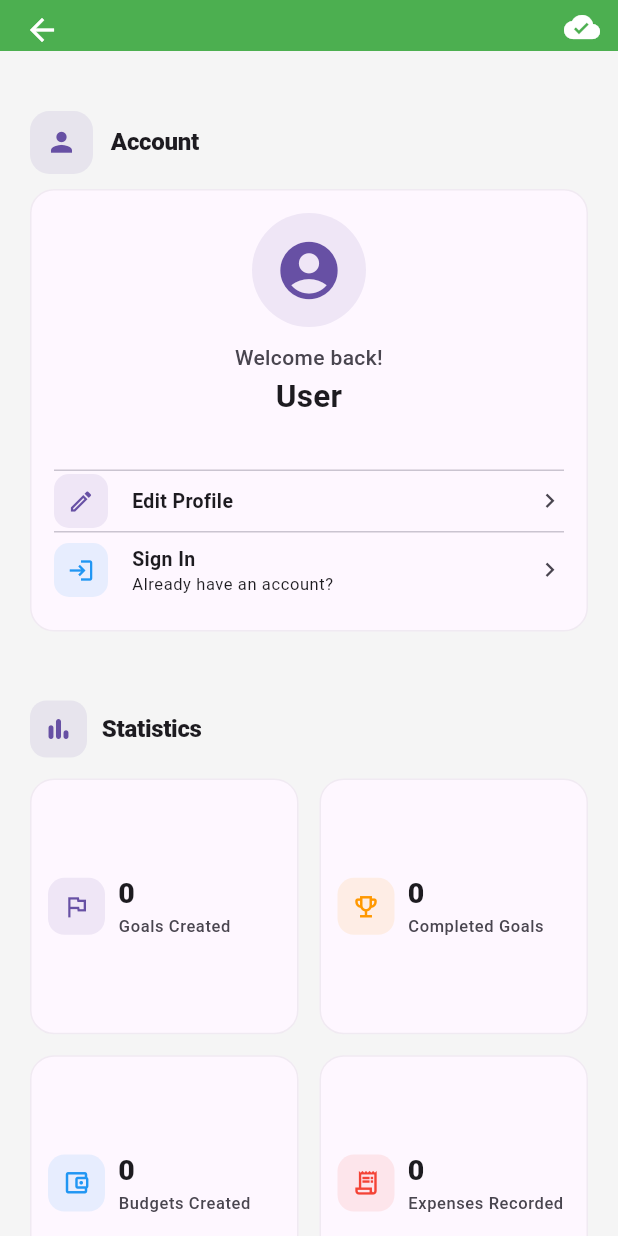
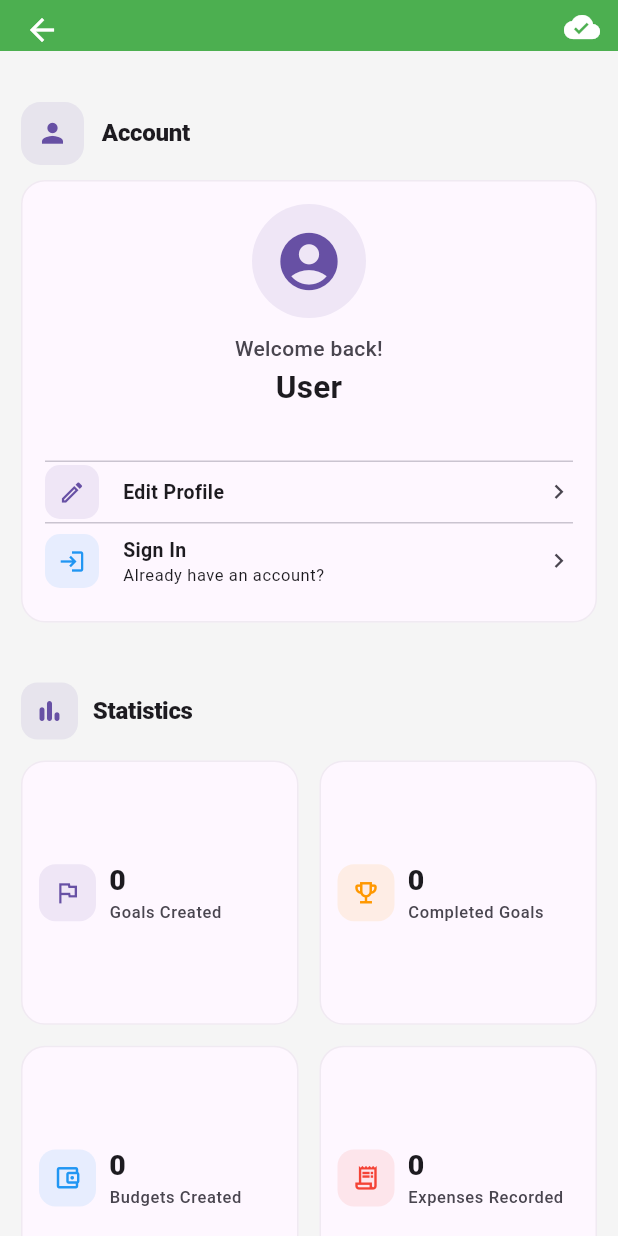
Before and after one commit to Ramslon/pesapulse-mobile, a Flutter app: the SettingsScreen screen opened directly, on a phone screen of 412 x 824 dp. Run offline on Flutter 3.47's test engine with Material 3 defaults, Android fonts, the phone set to English and light mode, and no system bars; our stand-ins replace connectivity_plus, csv, fl_chart, flutter_local_notifications, permission_handler, share_plus and 3 more; accounts and stored records are empty; network calls fail.

Commit message:
refactor: restructure settings state, controllers, loading, and error handling

```diff
--- /dev/null
+++ b/lib/models/settings_state.dart
@@ -0,0 +1,86 @@
+class SettingsState {
+  final String userName;
+  final String userEmail;
+
+  final bool dailyReminder;
+  final bool expenseAlerts;
+  final bool weeklySummary;
+
+  final int totalGoals;
+  final int completedGoals;
+  final int totalExpenses;
+  final int totalBudgets;
+
+  final DateTime? lastSyncTime;
+
+  final bool isGuest;
+  final bool isLoading;
+
+  final String? loadingError;
+
+  const SettingsState({
+    this.userName = '',
+    this.userEmail = '',
+    this.dailyReminder = true,
+    this.expenseAlerts = true,
+    this.weeklySummary = false,
+    this.totalGoals = 0,
+    this.completedGoals = 0,
+    this.totalExpenses = 0,
+    this.totalBudgets = 0,
+    this.lastSyncTime,
+    this.isGuest = false,
+    this.isLoading = true,
+    this.loadingError,
+  });
+
+  SettingsState copyWith({
+    String? userName,
+    String? userEmail,
+    bool? dailyReminder,
+    bool? expenseAlerts,
+    bool? weeklySummary,
+    int? totalGoals,
+    int? completedGoals,
+    int? totalExpenses,
+    int? totalBudgets,
+    DateTime? lastSyncTime,
+    bool? isGuest,
+    bool? isLoading,
+    String? loadingError,
+  }) {
+    return SettingsState(
+      userName: userName ?? this.userName,
+      userEmail: userEmail ?? this.userEmail,
+      dailyReminder: dailyReminder ?? this.dailyReminder,
+      expenseAlerts: expenseAlerts ?? this.expenseAlerts,
+      weeklySummary: weeklySummary ?? this.weeklySummary,
+      totalGoals: totalGoals ?? this.totalGoals,
+      completedGoals: completedGoals ?? this.completedGoals,
+      totalExpenses: totalExpenses ?? this.totalExpenses,
+      totalBudgets: totalBudgets ?? this.totalBudgets,
+      lastSyncTime: lastSyncTime ?? this.lastSyncTime,
+      isGuest: isGuest ?? this.isGuest,
+      isLoading: isLoading ?? this.isLoading,
+      loadingError: loadingError ?? this.loadingError,
+    );
+  }
+
+  SettingsState clearLoadingError() {
+    return SettingsState(
+      userName: userName,
+      userEmail: userEmail,
+      dailyReminder: dailyReminder,
+      expenseAlerts: expenseAlerts,
+      weeklySummary: weeklySummary,
+      totalGoals: totalGoals,
+      completedGoals: completedGoals,
+      totalExpenses: totalExpenses,
+      totalBudgets: totalBudgets,
+      lastSyncTime: lastSyncTime,
+      isGuest: isGuest,
+      isLoading: isLoading,
+      loadingError: null,
+    );
+  }
+}
--- a/lib/screens/settings_screen.dart
+++ b/lib/screens/settings_screen.dart
@@ -3,12 +3,11 @@ import 'package:pesapulse_mobile/screens/register_screen.dart';
 import 'package:intl/intl.dart';
 import 'package:provider/provider.dart';
 
-import '../services/session_service.dart';
-
 import '../core/constants/app_constants.dart';
 import '../controllers/settings_preferences_controller.dart';
 import '../controllers/settings_support_controller.dart';
 import '../controllers/settings_session_controller.dart';
+import '../controllers/settings_controller.dart';
 import '../providers/connectivity_provider.dart';
 
 import '../screens/login_screen.dart';
@@ -16,7 +15,6 @@ import '../screens/edit_profile_screen.dart';
 import '../screens/change_password_screen.dart';
 import '../screens/delete_account_screen.dart';
 
-import '../widgets/auth_message_helper.dart';
 import '../widgets/app/adaptive_app_bar.dart';
 import '../widgets/app/app_scaffold.dart';
 import '../widgets/settings/settings_account_card.dart';
@@ -34,8 +32,12 @@ import '../widgets/settings/dialogs/about_pesapulse_dialog.dart';
 import '../widgets/settings/dialogs/privacy_policy_dialog.dart';
 import '../widgets/settings/dialogs/terms_of_service_dialog.dart';
 import '../widgets/settings/dialogs/logout_confirmation_dialog.dart';
+import '../widgets/app/app_error_helper.dart';
 
 import '../repositories/settings_repository.dart';
+import '../models/settings_state.dart';
+import '../utils/responsive_helper.dart';
+import '../utils/settings_error_message.dart';
 
 class SettingsScreen extends StatefulWidget {
   const SettingsScreen({super.key});
@@ -45,178 +47,69 @@ class SettingsScreen extends StatefulWidget {
 }
 
 class _SettingsScreenState extends State<SettingsScreen> {
-  String userName = '';
-  String userEmail = '';
-
-  bool dailyReminder = true;
-
-  bool expenseAlerts = true;
-
-  bool weeklySummary = false;
-
-  int totalGoals = 0;
-  int completedGoals = 0;
-  int totalExpenses = 0;
-  int totalBudgets = 0;
-
-  DateTime? lastSyncTime;
+  late final SettingsController settingsController;
 
   final SettingsRepository settingsRepository = SettingsRepository();
-  late final SettingsSessionController settingsSessionController;
+
   final SettingsSupportController supportController =
       SettingsSupportController();
-  late final SettingsPreferencesController settingsPreferencesController;
 
-  bool isGuest = false;
-  bool isLoading = true;
+  SettingsState get _settingsState => settingsController.state;
 
   @override
   void initState() {
     super.initState();
 
-    settingsPreferencesController = SettingsPreferencesController(
+    settingsController = SettingsController(
       settingsRepository: settingsRepository,
+      settingsPreferencesController: SettingsPreferencesController(
+        settingsRepository: settingsRepository,
+      ),
+      settingsSessionController: SettingsSessionController(
+        settingsRepository: settingsRepository,
+      ),
     );
 
-    settingsSessionController = SettingsSessionController(
-      settingsRepository: settingsRepository,
-    );
+    settingsController.onStateChanged = _handleSettingsStateChanged;
 
-    _initializeSettings();
+    settingsController.initialize();
   }
 
-  Future<void> _initializeSettings() async {
-    await loadSessionState();
-
+  void _handleSettingsStateChanged() {
     if (!mounted) return;
 
-    await Future.wait([
-      loadSettings(),
-      loadProfile(),
-      loadDashboardStats(),
-      loadLastSyncTime(),
-    ]);
-
-    if (!mounted) return;
-
-    setState(() {
-      isLoading = false;
-    });
-  }
-
-  Future<void> loadProfile() async {
-    if (isGuest) {
-      userName = 'Guest Account';
-      userEmail = 'Login to sync your data';
-      return;
-    }
-
-    try {
-      final user = await settingsRepository.getProfile();
-
-      userName = user['name'] ?? '';
-      userEmail = user['email'] ?? '';
-    } catch (e) {
-      if (!mounted) return;
-
-      AuthMessageHelper.showOffline(context);
-
-      debugPrint('Failed to load profile: $e');
-    }
-  }
-
-  Future<void> loadSettings() async {
-    try {
-      final prefs = await settingsRepository.getPreferences();
-
-      dailyReminder = prefs.dailyReminder;
-      expenseAlerts = prefs.expenseAlerts;
-      weeklySummary = prefs.weeklySummary;
-    } catch (e) {
-      debugPrint('Failed to load settings preferences: $e');
-    }
-  }
-
-  Future<void> loadDashboardStats() async {
-    final stats = await settingsRepository.getDashboardStatistics();
-
-    totalGoals = stats["totalGoals"] ?? 0;
-    completedGoals = stats["completedGoals"] ?? 0;
-    totalExpenses = stats["totalExpenses"] ?? 0;
-    totalBudgets = stats["totalBudgets"] ?? 0;
-  }
-
-  Future<void> loadLastSyncTime() async {
-    lastSyncTime = await settingsRepository.getLastSync();
-  }
-
-  Future<void> loadSessionState() async {
-    isGuest = await SessionService.isGuest();
+    setState(() {});
   }
 
   Future<void> _updateNotificationPreferences({
     required String title,
     required bool value,
   }) async {
-    final previousDailyReminder = dailyReminder;
-    final previousExpenseAlerts = expenseAlerts;
-    final previousWeeklySummary = weeklySummary;
-
-    setState(() {
-      switch (title) {
-        case 'Daily Reminder':
-          dailyReminder = value;
-          break;
-
-        case 'Expense Alerts':
-          expenseAlerts = value;
-          break;
-
-        case 'Weekly Summary':
-          weeklySummary = value;
-          break;
-      }
-    });
-
     final connectivity = context.read<ConnectivityProvider>();
 
     try {
-      await settingsPreferencesController.updateNotificationPreference(
+      await settingsController.updateNotificationPreference(
         title: title,
         value: value,
         isOnline: connectivity.isOnline,
-        dailyReminder: dailyReminder,
-        expenseAlerts: expenseAlerts,
-        weeklySummary: weeklySummary,
       );
     } catch (e) {
       if (!mounted) return;
 
-      setState(() {
-        dailyReminder = previousDailyReminder;
-        expenseAlerts = previousExpenseAlerts;
-        weeklySummary = previousWeeklySummary;
-      });
-
-      ScaffoldMessenger.of(context).showSnackBar(
-        SnackBar(content: Text('Failed to update $title. Please try again.')),
-      );
+      AppErrorHelper.show(context, message: SettingsErrorMessage.getMessage(e));
 
       debugPrint('Failed to update notification preference "$title": $e');
     }
   }
 
   Future<void> _refreshSettings() async {
-    await Future.wait([
-      loadSettings(),
-      loadProfile(),
-      loadDashboardStats(),
-      loadLastSyncTime(),
-    ]);
-
+    try {
+      await settingsController.refresh();
+    } catch (e) {
       if (!mounted) return;
 
-    setState(() {});
+      AppErrorHelper.show(context, message: SettingsErrorMessage.getMessage(e));
+    }
   }
 
   String formatLastSync(DateTime? date) {
@@ -241,7 +134,24 @@ class _SettingsScreenState extends State<SettingsScreen> {
   }
 
   @override
+  void dispose() {
+    settingsController.dispose();
+    super.dispose();
+  }
+
+  @override
   Widget build(BuildContext context) {
+    final compact = ResponsiveHelper.useCompactLayout(context);
+    final landscape = ResponsiveHelper.isLandscape(context);
+    final spacing = ResponsiveHelper.spacing(context);
+
+    final horizontalPadding = compact
+        ? 14.0
+        : landscape
+        ? 24.0
+        : 20.0;
+
+    final sectionSpacing = compact ? 24.0 : 30.0;
     return AppScaffold(
       showOfflineBanner: false,
       appBar: const AdaptiveAppBar(title: null),
@@ -250,22 +160,56 @@ class _SettingsScreenState extends State<SettingsScreen> {
         child: SingleChildScrollView(
           key: const PageStorageKey('settings'),
           physics: const AlwaysScrollableScrollPhysics(),
-          padding: const EdgeInsets.all(20),
-          child: isLoading
+          padding: EdgeInsets.symmetric(
+            horizontal: horizontalPadding,
+            vertical: spacing,
+          ),
+          child: _settingsState.isLoading
               ? const Center(
                   child: Padding(
                     padding: EdgeInsets.only(top: 100),
                     child: CircularProgressIndicator(),
                   ),
                 )
-              : Column(
+              : _settingsState.loadingError != null
+              ? Center(
+                  child: Padding(
+                    padding: const EdgeInsets.all(24),
+                    child: Column(
+                      mainAxisSize: MainAxisSize.min,
                       children: [
-                    SettingsSectionHeader(title: 'Account', icon: Icons.person),
+                        const Icon(Icons.cloud_off, size: 48),
+                        const SizedBox(height: 16),
+                        Text(
+                          _settingsState.loadingError!,
+                          textAlign: TextAlign.center,
+                        ),
+                        const SizedBox(height: 16),
+                        ElevatedButton.icon(
+                          onPressed: () async {
+                            await settingsController.retryInitialization();
+                          },
+                          icon: const Icon(Icons.refresh),
+                          label: const Text('Try Again'),
+                        ),
+                      ],
+                    ),
+                  ),
+                )
+              : Center(
+                  child: ConstrainedBox(
+                    constraints: const BoxConstraints(maxWidth: 900),
+                    child: Column(
+                      children: [
+                        SettingsSectionHeader(
+                          title: 'Account',
+                          icon: Icons.person,
+                        ),
 
                         SettingsAccountCard(
-                      isGuest: isGuest,
-                      userName: userName,
-                      userEmail: userEmail,
+                          isGuest: _settingsState.isGuest,
+                          userName: _settingsState.userName,
+                          userEmail: _settingsState.userEmail,
 
                           onEditProfile: () async {
                             final updated = await Navigator.push(
@@ -276,7 +220,7 @@ class _SettingsScreenState extends State<SettingsScreen> {
                             );
 
                             if (updated == true) {
-                          loadProfile();
+                              await settingsController.loadProfile();
                             }
                           },
 
@@ -299,16 +243,16 @@ class _SettingsScreenState extends State<SettingsScreen> {
                           },
                         ),
 
-                    const SizedBox(height: 30),
+                        SizedBox(height: sectionSpacing),
 
                         SettingsStatisticsSection(
-                      totalGoals: totalGoals,
-                      completedGoals: completedGoals,
-                      totalBudgets: totalBudgets,
-                      totalExpenses: totalExpenses,
+                          totalGoals: _settingsState.totalGoals,
+                          completedGoals: _settingsState.completedGoals,
+                          totalBudgets: _settingsState.totalBudgets,
+                          totalExpenses: _settingsState.totalExpenses,
                         ),
 
-                    const SizedBox(height: 30),
+                        SizedBox(height: sectionSpacing),
 
                         SettingsSectionHeader(
                           title: 'Appearance',
@@ -317,12 +261,15 @@ class _SettingsScreenState extends State<SettingsScreen> {
 
                         SettingsAppearanceSection(),
 
-                    const SizedBox(height: 30),
+                        SizedBox(height: sectionSpacing),
 
-                    SettingsSectionHeader(title: 'Security', icon: Icons.lock),
+                        SettingsSectionHeader(
+                          title: 'Security',
+                          icon: Icons.lock,
+                        ),
 
                         SettingsSecuritySection(
-                      isGuest: isGuest,
+                          isGuest: _settingsState.isGuest,
                           onChangePassword: () async {
                             await Navigator.push(
                               context,
@@ -333,7 +280,7 @@ class _SettingsScreenState extends State<SettingsScreen> {
                           },
                         ),
 
-                    const SizedBox(height: 20),
+                        SizedBox(height: sectionSpacing),
 
                         SettingsSectionHeader(
                           title: 'Notifications',
@@ -343,9 +290,9 @@ class _SettingsScreenState extends State<SettingsScreen> {
                         const SizedBox(height: 10),
 
                         SettingsNotificationsSection(
-                      dailyReminder: dailyReminder,
-                      expenseAlerts: expenseAlerts,
-                      weeklySummary: weeklySummary,
+                          dailyReminder: _settingsState.dailyReminder,
+                          expenseAlerts: _settingsState.expenseAlerts,
+                          weeklySummary: _settingsState.weeklySummary,
 
                           onDailyReminderChanged: (value) {
                             _updateNotificationPreferences(
@@ -369,19 +316,19 @@ class _SettingsScreenState extends State<SettingsScreen> {
                           },
                         ),
 
-                    const SizedBox(height: 30),
+                        SizedBox(height: sectionSpacing),
                         SettingsSectionHeader(
                           title: 'Sync & Offline',
                           icon: Icons.sync,
                         ),
 
                         SettingsSyncSection(
-                      isGuest: isGuest,
-                      lastSyncTime: lastSyncTime,
+                          isGuest: _settingsState.isGuest,
+                          lastSyncTime: _settingsState.lastSyncTime,
                           formatLastSync: formatLastSync,
                         ),
 
-                    const SizedBox(height: 30),
+                        SizedBox(height: sectionSpacing),
 
                         SettingsSectionHeader(title: 'About', icon: Icons.info),
 
@@ -407,7 +354,7 @@ class _SettingsScreenState extends State<SettingsScreen> {
                           version: AppConstants.appVersionLabel,
                         ),
 
-                    const SizedBox(height: 30),
+                        SizedBox(height: sectionSpacing),
 
                         SettingsSectionHeader(
                           title: 'Support',
@@ -425,12 +372,15 @@ class _SettingsScreenState extends State<SettingsScreen> {
                             supportController.shareApp();
                           },
                         ),
-                    const SizedBox(height: 30),
+                        SizedBox(height: sectionSpacing),
 
-                    SettingsSectionHeader(title: 'Session', icon: Icons.logout),
+                        SettingsSectionHeader(
+                          title: 'Session',
+                          icon: Icons.logout,
+                        ),
 
                         SettingsSessionSection(
-                      isGuest: isGuest,
+                          isGuest: _settingsState.isGuest,
 
                           onSignOut: () async {
                             final confirm = await showDialog<bool>(
@@ -440,7 +390,7 @@ class _SettingsScreenState extends State<SettingsScreen> {
 
                             if (confirm != true) return;
 
-                        await settingsSessionController.logout();
+                            await settingsController.logout();
 
                             if (!mounted) return;
 
@@ -463,7 +413,7 @@ class _SettingsScreenState extends State<SettingsScreen> {
                           },
                         ),
 
-                    const SizedBox(height: 25),
+                        SizedBox(height: spacing),
 
                         SettingsFooter(
                           appName: AppConstants.appName,
@@ -475,6 +425,8 @@ class _SettingsScreenState extends State<SettingsScreen> {
                     ),
                   ),
                 ),
+        ),
+      ),
     );
   }
 }
```
Also changed, not shown: lib/controllers/settings_controller.dart (added, +210 -0 lines), lib/utils/settings_error_message.dart (added, +52 -0 lines), lib/widgets/app/app_error_helper.dart (added, +43 -0 lines), lib/widgets/settings/settings_error_helper.dart (added, +45 -0 lines). Lines whose indentation alone changed are shown as unchanged.
